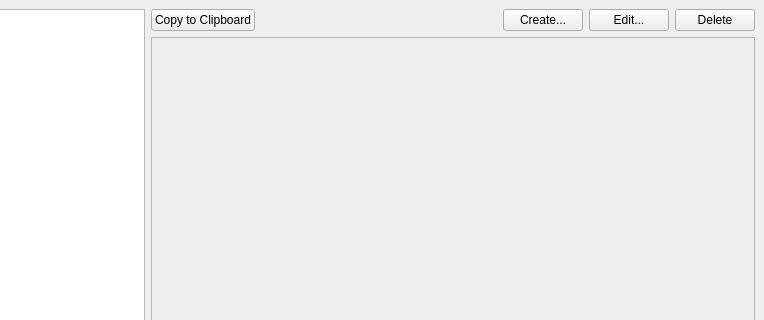
Above: src/GenpassWindow.ui from dbear496/genpass-gui before the change; both pictures show x 120 to 884 and y 0 to 320 of the 884 by 518 pixel window. Below: the same form after it.
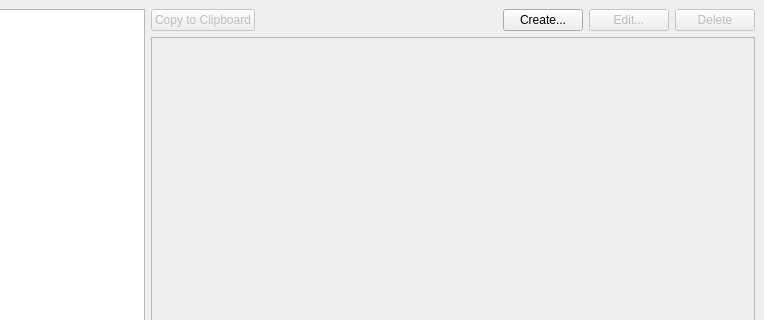
That is the form after the change.

Patch:
```diff
--- a/src/GenpassWindow.ui
+++ b/src/GenpassWindow.ui
@@ -32,7 +32,10 @@
         <item>
          <layout class="QHBoxLayout" name="horizontalLayout_3">
           <item>
-           <widget class="QPushButton" name="buttonCopyPw0">
+           <widget class="QPushButton" name="buttonCopyPw">
+            <property name="enabled">
+             <bool>false</bool>
+            </property>
             <property name="text">
              <string>Copy to Clipboard</string>
             </property>
@@ -63,6 +66,9 @@
           </item>
           <item>
            <widget class="QPushButton" name="buttonEditPw">
+            <property name="enabled">
+             <bool>false</bool>
+            </property>
             <property name="text">
              <string>Edit...</string>
             </property>
@@ -73,6 +79,9 @@
           </item>
           <item>
            <widget class="QPushButton" name="buttonRemovePw">
+            <property name="enabled">
+             <bool>false</bool>
+            </property>
             <property name="text">
              <string>Delete</string>
             </property>
```
